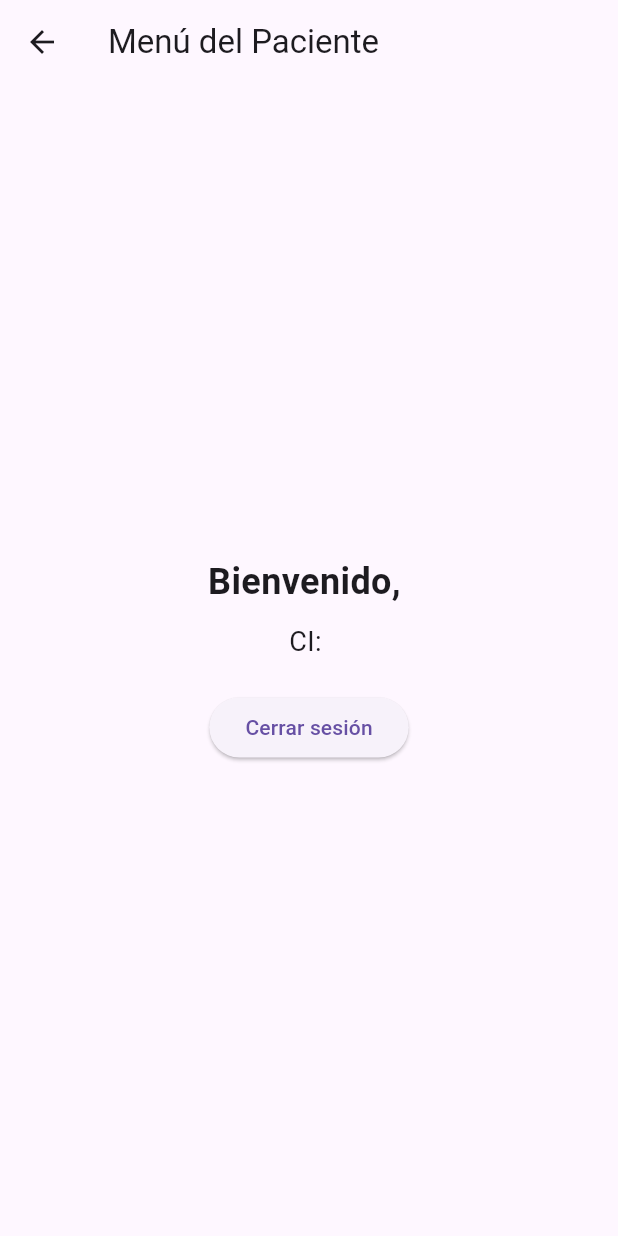
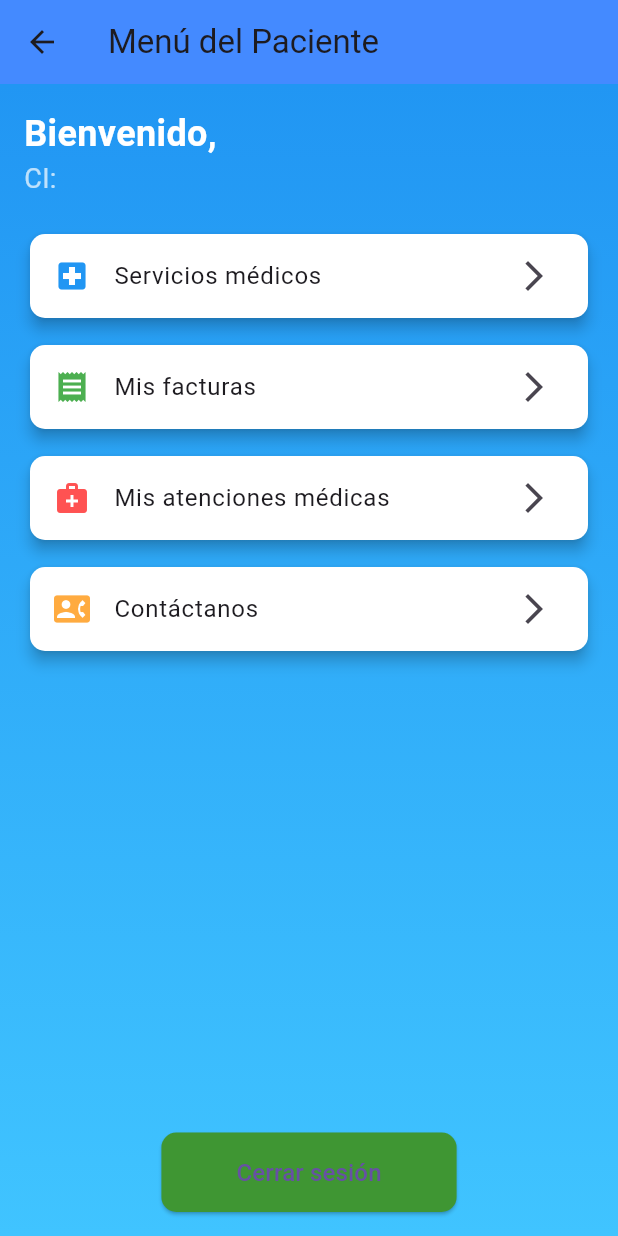
Before and after one commit to madnessIT/bienestarapp, a Flutter app: the MenuPacientePage screen opened directly with empty values, on a phone screen of 412 x 824 dp. Run offline on Flutter 3.47's test engine with Material 3 defaults, Android fonts, the phone set to English and light mode, and no system bars.

Commit message:
opcionesMenuPaciente

```diff
--- a/lib/login_page.dart
+++ b/lib/login_page.dart
@@ -151,13 +151,13 @@ class _LoginPageState extends State<LoginPage> {
                         color: Colors.grey.withOpacity(0.5),
                         spreadRadius: 5,
                         blurRadius: 7,
-                        offset: Offset(0, 3), // Cambia la posición de la sombra
+                        offset: const Offset(0, 3), // Cambia la posición de la sombra
                       ),
                     ],
                   ),
                   child: Column(
                     children: [
-                      Text(
+                      const Text(
                         'Iniciar Sesión',
                         style: TextStyle(
                           fontSize: 24,
@@ -177,7 +177,7 @@ class _LoginPageState extends State<LoginPage> {
                       ),
                       const SizedBox(height: 20),
                       _isLoading
-                          ? CircularProgressIndicator()
+                          ? const CircularProgressIndicator()
                           : ElevatedButton(
                               onPressed: () {
                                 loginPaciente(_documentoController.text);
@@ -188,7 +188,7 @@ class _LoginPageState extends State<LoginPage> {
                                 shape: RoundedRectangleBorder(
                                   borderRadius: BorderRadius.circular(10),
                                 ),
-                                textStyle: TextStyle(
+                                textStyle: const TextStyle(
                                   fontSize: 16,
                                   fontWeight: FontWeight.bold,
                                 ),
@@ -220,7 +220,7 @@ class _LoginPageState extends State<LoginPage> {
                             shape: RoundedRectangleBorder(
                               borderRadius: BorderRadius.circular(10),
                             ),
-                            textStyle: TextStyle(
+                            textStyle: const TextStyle(
                               fontSize: 16,
                               fontWeight: FontWeight.bold,
                             ),
--- a/lib/main.dart
+++ b/lib/main.dart
@@ -1,31 +1,34 @@
 import 'package:flutter/material.dart';
 import 'login_page.dart';
 import 'register_page.dart';
-import 'menu_paciente.dart';
-
+import 'menu_paciente.dart';  // Importa la página del menú del paciente
+import 'servicios_medicos.dart';
+import 'mis_facturas.dart';
+import 'mis_atenciones_medicas.dart';
+import 'contactanos.dart';
 void main() {
-  runApp(const AppPacientes());
+  runApp(MyApp());
 }
 
-class AppPacientes extends StatelessWidget {
-  const AppPacientes({super.key});
+class MyApp extends StatelessWidget {
+  const MyApp({super.key});
 
   @override
   Widget build(BuildContext context) {
     return MaterialApp(
-      title: 'App de Pacientes',
+      title: 'Sistema de Pacientes',
       theme: ThemeData(
         primarySwatch: Colors.blue,
       ),
-      initialRoute: '/login',
+      initialRoute: '/',
       routes: {
-        '/login': (context) => const LoginPage(),
-        '/register': (context) => const RegisterPage(),
-        '/menu_paciente': (context) => MenuPacientePage(),
+        '/': (context) => const LoginPage(),
+        '/menu_paciente': (context) => MenuPacientePage(),  // Ruta para el menú del paciente
+        '/servicios_medicos': (context) => ServiciosMedicosPage(),  // Define esta ruta
+        '/mis_facturas': (context) => MisFacturasPage(),  // Define esta ruta
+        '/mis_atenciones_medicas': (context) => MisAtencionesMedicasPage(),  // Define esta ruta
+        '/contactanos': (context) => ContactanosPage(),  // Define esta ruta
       },
-
     );
-
   }
-
 }
--- a/lib/menu_paciente.dart
+++ b/lib/menu_paciente.dart
@@ -13,10 +13,24 @@ class MenuPacientePage extends StatelessWidget {
     return Scaffold(
       appBar: AppBar(
         title: const Text('Menú del Paciente'),
+        backgroundColor: Colors.blueAccent,
       ),
-      body: Center(
+      body: Stack(
+        children: [
+          // Fondo con color
+          Container(
+            decoration: const BoxDecoration(
+              gradient: LinearGradient(
+                colors: [Colors.blue, Colors.lightBlueAccent],
+                begin: Alignment.topCenter,
+                end: Alignment.bottomCenter,
+              ),
+            ),
+          ),
+          Padding(
+            padding: const EdgeInsets.all(16.0),
             child: Column(
-          mainAxisAlignment: MainAxisAlignment.center,
+              crossAxisAlignment: CrossAxisAlignment.start,
               children: [
                 // Mostrar el nombre y el CI del paciente
                 Text(
@@ -24,27 +38,115 @@ class MenuPacientePage extends StatelessWidget {
                   style: const TextStyle(
                     fontSize: 24,
                     fontWeight: FontWeight.bold,
+                    color: Colors.white,
+                  ),
+                ),
+                Text(
+                  'CI: $ci',
+                  style: const TextStyle(
+                    fontSize: 18,
+                    fontWeight: FontWeight.normal,
+                    color: Colors.white70,
+                  ),
+                ),
+                const SizedBox(height: 20),
+
+                // Opciones del menú
+                Expanded(
+                  child: ListView(
+                    children: [
+                      Card(
+                        color: Colors.white,
+                        elevation: 4,
+                        shape: RoundedRectangleBorder(
+                          borderRadius: BorderRadius.circular(10),
+                        ),
+                        child: ListTile(
+                          leading: const Icon(Icons.local_hospital, color: Colors.blue),
+                          title: const Text('Servicios médicos'),
+                          trailing: const Icon(Icons.arrow_forward_ios),
+                          onTap: () {
+                            // Acción para Servicios Médicos
+                            Navigator.pushNamed(context, '/servicios_medicos');
+                          },
                         ),
                       ),
                       const SizedBox(height: 10),
-            Text(
-              'CI: $ci',  // Mostrar el CI del paciente
-              style: const TextStyle(
-                fontSize: 18,
-                fontWeight: FontWeight.normal,
+                      Card(
+                        color: Colors.white,
+                        elevation: 4,
+                        shape: RoundedRectangleBorder(
+                          borderRadius: BorderRadius.circular(10),
+                        ),
+                        child: ListTile(
+                          leading: const Icon(Icons.receipt, color: Colors.green),
+                          title: const Text('Mis facturas'),
+                          trailing: const Icon(Icons.arrow_forward_ios),
+                          onTap: () {
+                            // Acción para Mis Facturas
+                            Navigator.pushNamed(context, '/mis_facturas');
+                          },
                         ),
                       ),
-            const SizedBox(height: 20),
-            ElevatedButton(
-              onPressed: () {
-                // Aquí podrías agregar más opciones del menú o acciones
-                Navigator.pop(context);  // Regresar al login (si lo deseas)
+                      const SizedBox(height: 10),
+                      Card(
+                        color: Colors.white,
+                        elevation: 4,
+                        shape: RoundedRectangleBorder(
+                          borderRadius: BorderRadius.circular(10),
+                        ),
+                        child: ListTile(
+                          leading: const Icon(Icons.medical_services, color: Colors.redAccent),
+                          title: const Text('Mis atenciones médicas'),
+                          trailing: const Icon(Icons.arrow_forward_ios),
+                          onTap: () {
+                            // Acción para Mis Atenciones Médicas
+                            Navigator.pushNamed(context, '/mis_atenciones_medicas');
                           },
-              child: const Text('Cerrar sesión'),
+                        ),
+                      ),
+                      const SizedBox(height: 10),
+                      Card(
+                        color: Colors.white,
+                        elevation: 4,
+                        shape: RoundedRectangleBorder(
+                          borderRadius: BorderRadius.circular(10),
+                        ),
+                        child: ListTile(
+                          leading: const Icon(Icons.contact_phone, color: Colors.orangeAccent),
+                          title: const Text('Contáctanos'),
+                          trailing: const Icon(Icons.arrow_forward_ios),
+                          onTap: () {
+                            // Acción para Contactarnos
+                            Navigator.pushNamed(context, '/contactanos');
+                          },
+                        ),
                       ),
                     ],
                   ),
                 ),
+
+                // Botón para cerrar sesión
+                Center(
+                  child: ElevatedButton(
+                    onPressed: () {
+                      Navigator.pop(context);  // Regresar al login
+                    },
+                    style: ElevatedButton.styleFrom(
+                      padding: const EdgeInsets.symmetric(horizontal: 50, vertical: 15),
+                      shape: RoundedRectangleBorder(
+                        borderRadius: BorderRadius.circular(10),
+                      ),
+                      backgroundColor: const Color.fromARGB(255, 63, 150, 51),
+                    ),
+                    child: const Text('Cerrar sesión', style: TextStyle(fontSize: 16)),
+                  ),
+                ),
+              ],
+            ),
+          ),
+        ],
+      ),
     );
   }
 }
```
Lines whose indentation alone changed are shown as unchanged.
